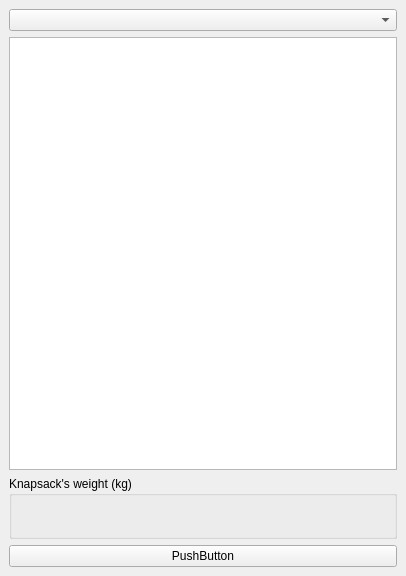
Old version of the form mainwindow.ui in the repository MPogoda/sc_3.
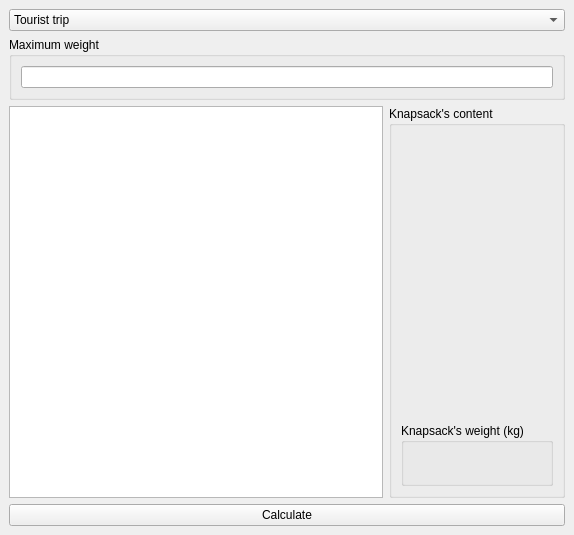
New version of the form.

```diff
--- a/mainwindow.ui
+++ b/mainwindow.ui
@@ -6,8 +6,8 @@
    <rect>
     <x>0</x>
     <y>0</y>
-    <width>406</width>
-    <height>576</height>
+    <width>574</width>
+    <height>535</height>
    </rect>
   </property>
   <property name="windowTitle">
@@ -16,15 +16,73 @@
   <widget class="QWidget" name="centralwidget">
    <layout class="QVBoxLayout" name="verticalLayout">
     <item>
-     <widget class="QComboBox" name="cbValuePreset"/>
-    </item>
+     <widget class="QComboBox" name="cbValuePreset">
+      <item>
+       <property name="text">
+        <string>Tourist trip</string>
+       </property>
+      </item>
+      <item>
+       <property name="text">
+        <string>Alpinism</string>
+       </property>
+      </item>
+      <item>
+       <property name="text">
+        <string>Zombie apocalypse</string>
+       </property>
+      </item>
+     </widget>
+    </item>
+    <item>
+     <widget class="QGroupBox" name="gbInputWeight">
+      <property name="title">
+       <string>Maximum weight</string>
+      </property>
+      <layout class="QVBoxLayout" name="verticalLayout_4">
+       <item>
+        <widget class="QLineEdit" name="leMaxWeight"/>
+       </item>
+      </layout>
+     </widget>
+    </item>
+    <item>
+     <layout class="QHBoxLayout" name="horizontalLayout">
     <item>
      <widget class="QTableView" name="tableValues"/>
     </item>
     <item>
+       <widget class="QGroupBox" name="gbKnapsack">
+        <property name="sizePolicy">
+         <sizepolicy hsizetype="Minimum" vsizetype="Preferred">
+          <horstretch>0</horstretch>
+          <verstretch>0</verstretch>
+         </sizepolicy>
+        </property>
+        <property name="title">
+         <string>Knapsack's content</string>
+        </property>
+        <layout class="QVBoxLayout" name="verticalLayout_3">
+         <item>
+          <widget class="QLabel" name="lbKnapsack">
+           <property name="sizePolicy">
+            <sizepolicy hsizetype="Preferred" vsizetype="Minimum">
+             <horstretch>0</horstretch>
+             <verstretch>0</verstretch>
+            </sizepolicy>
+           </property>
+           <property name="text">
+            <string/>
+           </property>
+           <property name="alignment">
+            <set>Qt::AlignLeading|Qt::AlignLeft|Qt::AlignTop</set>
+           </property>
+          </widget>
+         </item>
+         <item>
      <widget class="QGroupBox" name="gbSumWeight">
       <property name="sizePolicy">
-       <sizepolicy hsizetype="Preferred" vsizetype="Preferred">
+            <sizepolicy hsizetype="Preferred" vsizetype="Maximum">
         <horstretch>0</horstretch>
         <verstretch>0</verstretch>
        </sizepolicy>
@@ -35,6 +93,12 @@
       <layout class="QVBoxLayout" name="verticalLayout_2">
        <item>
         <widget class="QLabel" name="label">
+              <property name="sizePolicy">
+               <sizepolicy hsizetype="Preferred" vsizetype="Maximum">
+                <horstretch>0</horstretch>
+                <verstretch>0</verstretch>
+               </sizepolicy>
+              </property>
          <property name="font">
           <font>
            <family>Abyssinica SIL</family>
@@ -49,10 +113,15 @@
       </layout>
      </widget>
     </item>
+        </layout>
+       </widget>
+      </item>
+     </layout>
+    </item>
     <item>
      <widget class="QPushButton" name="pushButton">
       <property name="text">
-       <string>PushButton</string>
+       <string>Calculate</string>
       </property>
      </widget>
     </item>
```
Left out of the diff: 2 changed lines with no effect on the pictures. Lines whose indentation alone changed are shown as unchanged.
